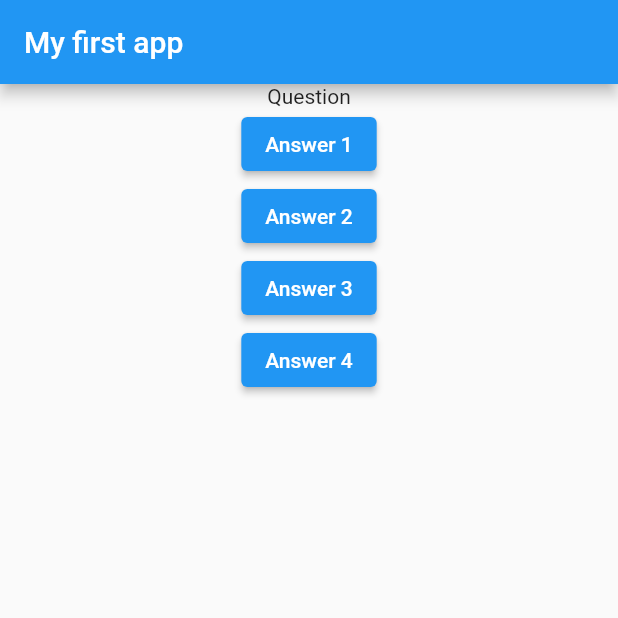
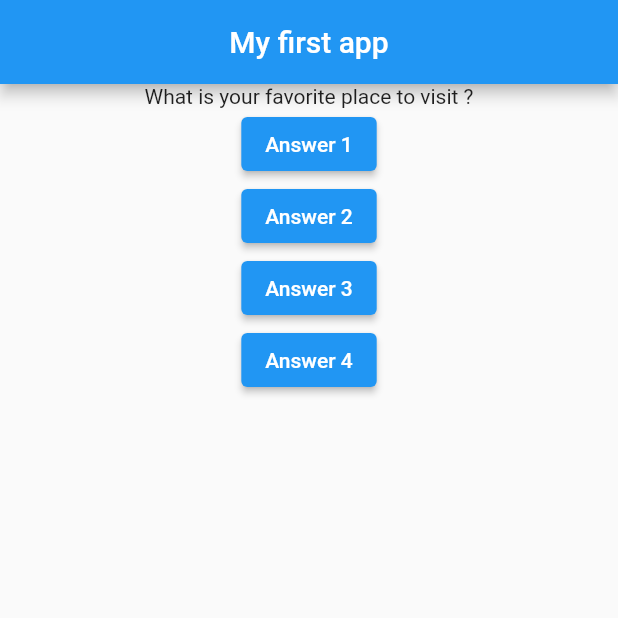
Before and after one commit to ShakriyaPanday/flutterTutorial, a Flutter app: the screen it shows after launch, after a tap on "Answer 1", on a phone screen of 412 x 824 dp, the top half of it. Run offline on Flutter 3.47's test engine with Material 2 defaults, Android fonts, the phone set to English and light mode, and no system bars.

Commit message:
questions changed by clicking button

```diff
--- a/tut1/lib/main.dart
+++ b/tut1/lib/main.dart
@@ -2,34 +2,58 @@ import 'package:flutter/material.dart';
 
 void main() => runApp(MyApp());
 
-class MyApp extends StatelessWidget {
-  var questions = ["What is your name?"];
+class MyApp extends StatefulWidget {
+  @override
+  State<MyApp> createState() => _MyAppState();
+}
+
+class _MyAppState extends State<MyApp> {
+  int questionIndex = 0;
+
+  void answerQuestion() {
+    setState(() {
+      if (questionIndex < 4)
+        questionIndex += 1;
+      else
+        questionIndex = 1;
+    });
+  }
+
   @override
   Widget build(BuildContext context) {
+    var questions = [
+      "What is your favorite food ?",
+      "What is your favorite place to visit ?",
+      "What is your favorite book ?",
+      "What is your favorite person ?",
+      "What is your favorite thing to do ?",
+    ];
     return MaterialApp(
+      debugShowCheckedModeBanner: false,
       home: Scaffold(
         appBar: AppBar(
           title: const Text("My first app"),
+          centerTitle: true,
         ),
         body: Center(
           child: Column(
             children: [
-              Text("Question"),
+              Text(questions.elementAt(questionIndex)),
               ElevatedButton(
-                onPressed: (() {}),
-                child: Text("Answer 1"),
+                onPressed: answerQuestion,
+                child: const Text("Answer 1"),
               ),
               ElevatedButton(
-                onPressed: (() {}),
-                child: Text("Answer 2"),
+                onPressed: answerQuestion,
+                child: const Text("Answer 2"),
               ),
               ElevatedButton(
-                onPressed: (() {}),
-                child: Text("Answer 3"),
+                onPressed: answerQuestion,
+                child: const Text("Answer 3"),
               ),
               ElevatedButton(
-                onPressed: (() {}),
-                child: Text("Answer 4"),
+                onPressed: answerQuestion,
+                child: const Text("Answer 4"),
               ),
             ],
           ),
```
